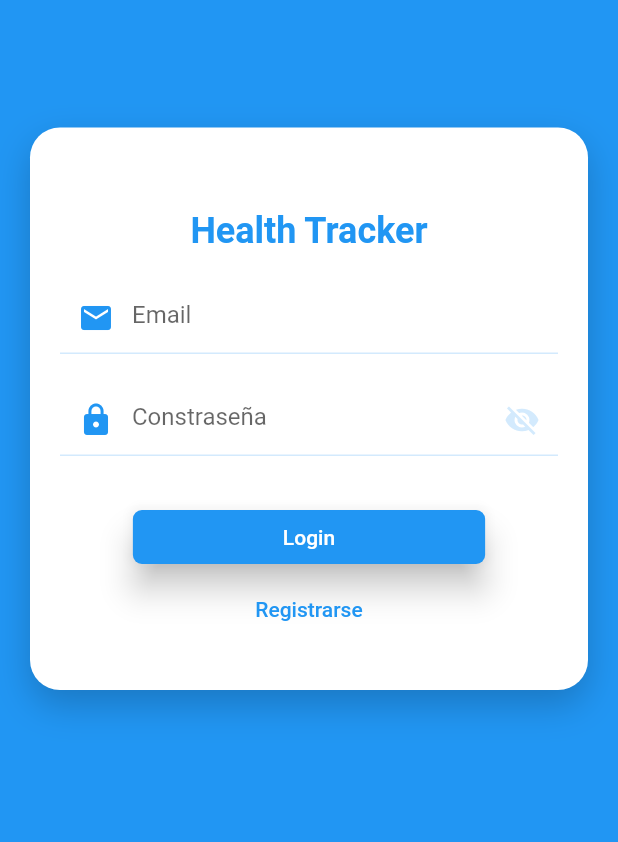
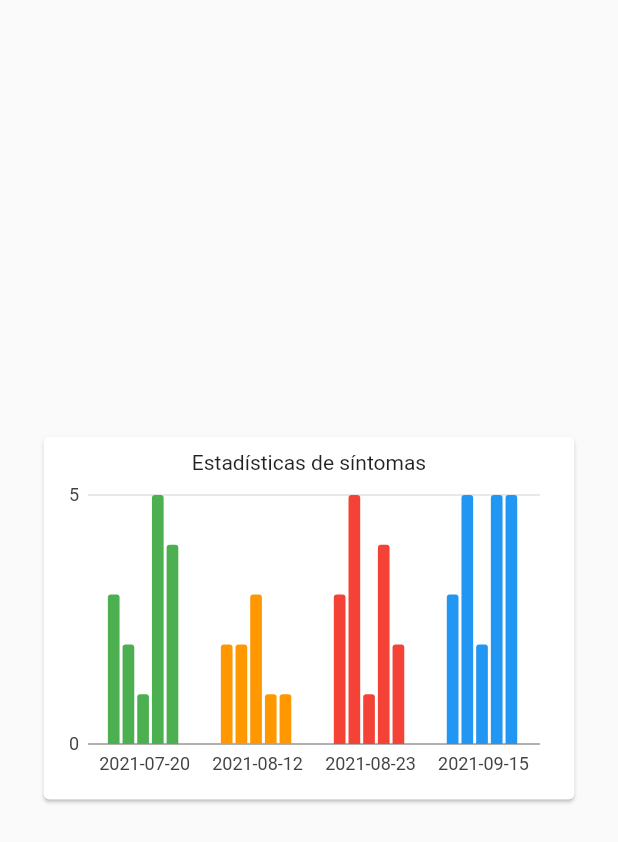
Before and after one commit to wsaldana/HealthTracker, a Flutter app: the screen it shows after launch, on a phone screen of 412 x 824 dp. Shown: the top 842 px of the screen. Run offline on Flutter 3.47's test engine with Material 2 defaults, Android fonts, the phone set to English and light mode, and no system bars; our stand-ins replace charts_flutter, shared_preferences; Roboto replaces fonts that are missing (Poppins).

Commit message:
ya se ven las gráficas, hace falta agregar títulos :pig:

```diff
--- a/app/healthtracker/lib/main.dart
+++ b/app/healthtracker/lib/main.dart
@@ -1,6 +1,6 @@
 import 'package:flutter/material.dart';
 import 'screens/login.dart';
-import 'screens/login.dart';
+import 'screens/stats.dart';
 
 void main() {
   runApp(MyApp());
@@ -33,7 +33,7 @@ class MyApp extends StatelessWidget {
           ),
         ),
       ),
-      home: Login(),
+      home: Stats(),
     );
   }
 }
--- /dev/null
+++ b/app/healthtracker/lib/screens/stats copy.dart
@@ -0,0 +1,95 @@
+import 'package:flutter/material.dart';
+import 'package:charts_flutter/flutter.dart' as charts;
+
+class Stats extends StatefulWidget {
+  @override
+  State<StatefulWidget> createState() {
+    return _StatsState();
+  }
+}
+
+class Datos {
+  int _rating = 0;
+  int _sangrados = 0;
+  int _calambres = 0;
+  int _diarrea = 0;
+  int _espalda = 0;
+  int _cabeza = 0;
+  String _fecha;
+  String colorVal;
+  Datos(this._cabeza, this._calambres, this._diarrea, this._espalda,
+      this._rating, this._sangrados, this._fecha, this.colorVal);
+
+  Datos.fromMap(Map<String, dynamic> map)
+      : assert(map['_rating'] != null),
+        assert(map['_sangrados'] != null),
+        assert(map['_calambres'] != null),
+        assert(map['_diarrea'] != null),
+        assert(map['_espalda'] != null),
+        assert(map['_cabeza'] != null),
+        assert(map['_fecha'] != null),
+        assert(map['colorVal'] != null);
+}
+
+class _StatsState extends State<Stats> {
+  // datos de sintomas
+  List<charts.Series<Datos, String>> _seriesBarData;
+  List<Datos> myData;
+  _generateData(myData) {
+    _seriesBarData.add(charts.Series(
+        domainFn: (Datos datos, _) => datos._fecha, // eje x
+        measureFn: (Datos datos, _) => datos._cabeza, // eje y
+        colorFn: (Datos datos, _) =>
+            charts.ColorUtil.fromDartColor(Color(int.parse(datos.colorVal))),
+        id: 'Datos',
+        data: myData,
+        labelAccessorFn: (Datos row, _) => "${row._fecha}"));
+  }
+
+  @override
+  Widget build(BuildContext context) {
+    List<Datos> datos;
+    return Scaffold(
+      appBar: AppBar(title: Text('Estadísticas')),
+      body: _buildChart(context, datos),
+    );
+  }
+
+  Widget _buildChart(BuildContext context, List<Datos> datos) {
+    myData = datos;
+    _generateData(myData);
+    // se crea la grafica
+    return Padding(
+      padding: EdgeInsets.all(8.0),
+      child: Container(
+        child: Center(
+          child: Column(
+            children: <Widget>[
+              Text(
+                'Registro de síntomas',
+                style: TextStyle(fontSize: 24.0, fontWeight: FontWeight.bold),
+              ),
+              SizedBox(
+                height: 10.0,
+              ),
+              Expanded(
+                  child: charts.BarChart(
+                _seriesBarData,
+                animate: true,
+                animationDuration: Duration(seconds: 5),
+                behaviors: [
+                  new charts.DatumLegend(
+                    entryTextStyle: charts.TextStyleSpec(
+                        color: charts.MaterialPalette.purple.shadeDefault,
+                        fontFamily: 'Georgia',
+                        fontSize: 18),
+                  )
+                ],
+              ))
+            ],
+          ),
+        ),
+      ),
+    );
+  }
+}
--- a/app/healthtracker/lib/screens/stats.dart
+++ b/app/healthtracker/lib/screens/stats.dart
@@ -0,0 +1,150 @@
+import 'package:flutter/material.dart';
+import 'package:charts_flutter/flutter.dart' as charts;
+
+import 'package:intl/intl.dart';
+
+class Stats extends StatefulWidget {
+  @override
+  State<StatefulWidget> createState() {
+    return _StatsState();
+  }
+}
+
+class Datos {
+  int sangrados;
+  int calambres;
+  int diarrea;
+  int espalda;
+  int cabeza;
+  // DateTime fecha;
+  String fecha;
+  charts.Color colorVal;
+  Datos(
+      {this.cabeza,
+      this.calambres,
+      this.diarrea,
+      this.espalda,
+      this.sangrados,
+      this.fecha,
+      this.colorVal});
+}
+
+class Chart extends StatelessWidget {
+  final List<Datos> datos;
+  Chart({this.datos});
+  @override
+  Widget build(BuildContext context) {
+    List<charts.Series<Datos, String>> series = [
+      charts.Series(
+          // DateFormat("yyyy-MM-dd").format(DateTime.now()
+          id: "cabeza",
+          data: datos,
+          domainFn: (Datos datos, _) => datos.fecha.toString(), // eje x
+          measureFn: (Datos datos, _) => datos.cabeza,
+          labelAccessorFn: (Datos row, _) => "${row.fecha}",
+          colorFn: (Datos datos, _) => datos.colorVal),
+      charts.Series(
+          // DateFormat("yyyy-MM-dd").format(DateTime.now()
+          id: "espalda",
+          data: datos,
+          domainFn: (Datos datos, _) => datos.fecha.toString(), // eje x
+          measureFn: (Datos datos, _) => datos.espalda,
+          labelAccessorFn: (Datos row, _) => "${row.fecha}",
+          colorFn: (Datos datos, _) => datos.colorVal),
+      charts.Series(
+          // DateFormat("yyyy-MM-dd").format(DateTime.now()
+          id: "sangrado",
+          data: datos,
+          domainFn: (Datos datos, _) => datos.fecha.toString(), // eje x
+          measureFn: (Datos datos, _) => datos.sangrados,
+          labelAccessorFn: (Datos row, _) => "${row.sangrados}",
+          colorFn: (Datos datos, _) => datos.colorVal),
+      charts.Series(
+          // DateFormat("yyyy-MM-dd").format(DateTime.now()
+          id: "diarrea",
+          data: datos,
+          domainFn: (Datos datos, _) => datos.fecha.toString(), // eje x
+          measureFn: (Datos datos, _) => datos.diarrea,
+          labelAccessorFn: (Datos row, _) => "${row.diarrea}",
+          colorFn: (Datos datos, _) => datos.colorVal),
+      charts.Series(
+          // DateFormat("yyyy-MM-dd").format(DateTime.now()
+          id: "calambres",
+          data: datos,
+          domainFn: (Datos datos, _) => datos.fecha.toString(), // eje x
+          measureFn: (Datos datos, _) => datos.calambres,
+          labelAccessorFn: (Datos row, _) => "${row.calambres}",
+          colorFn: (Datos datos, _) => datos.colorVal),
+    ];
+
+    return Container(
+      height: 300,
+      padding: EdgeInsets.all(25),
+      child: Card(
+        child: Padding(
+          padding: const EdgeInsets.all(9.0),
+          child: Column(
+            children: <Widget>[
+              Text(
+                "Estadísticas de síntomas",
+                style: Theme.of(context).textTheme.bodyText2,
+              ),
+              Expanded(
+                child: charts.BarChart(series, animate: true),
+              )
+            ],
+          ),
+        ),
+      ),
+    );
+  }
+}
+
+class _StatsState extends State<Stats> {
+  final List<Datos> datos = [
+    Datos(
+        cabeza: 3,
+        calambres: 4,
+        diarrea: 5,
+        espalda: 2,
+        sangrados: 1,
+        // fecha: DateFormat("yyyy-MM-dd").parse("2021-07-20"),
+        fecha: "2021-07-20",
+        colorVal: charts.ColorUtil.fromDartColor(Colors.green)),
+    Datos(
+        cabeza: 2,
+        calambres: 1,
+        diarrea: 1,
+        espalda: 2,
+        sangrados: 3,
+        // fecha: DateFormat("yyyy-MM-dd").parse("2021-08-12"),
+        fecha: "2021-08-12",
+        colorVal: charts.ColorUtil.fromDartColor(Colors.orange)),
+    Datos(
+        cabeza: 3,
+        calambres: 2,
+        diarrea: 4,
+        espalda: 5,
+        sangrados: 1,
+        // fecha: DateFormat("yyyy-MM-dd").parse("2021-08-23"),
+        fecha: "2021-08-23",
+        colorVal: charts.ColorUtil.fromDartColor(Colors.red)),
+    Datos(
+        cabeza: 3,
+        calambres: 5,
+        diarrea: 5,
+        espalda: 5,
+        sangrados: 2,
+        // fecha: DateFormat("yyyy-MM-dd").parse("2021-09-15"),
+        fecha: "2021-09-15",
+        colorVal: charts.ColorUtil.fromDartColor(Colors.blue))
+  ];
+  Widget build(BuildContext context) {
+    return Scaffold(
+      body: Center(
+          child: Chart(
+        datos: datos,
+      )),
+    );
+  }
+}
--- a/app/healthtracker/pubspec.yaml
+++ b/app/healthtracker/pubspec.yaml
@@ -27,9 +27,11 @@ dependencies:
     sdk: flutter
 
 
+
   # The following adds the Cupertino Icons font to your application.
   # Use with the CupertinoIcons class for iOS style icons.
   cupertino_icons: ^1.0.2
+  charts_flutter: ^0.11.0
 
 dev_dependencies:
   flutter_test:
```
Also changed, not shown: app/healthtracker/pubspec.lock, app/ht_doctores/pubspec.lock.
